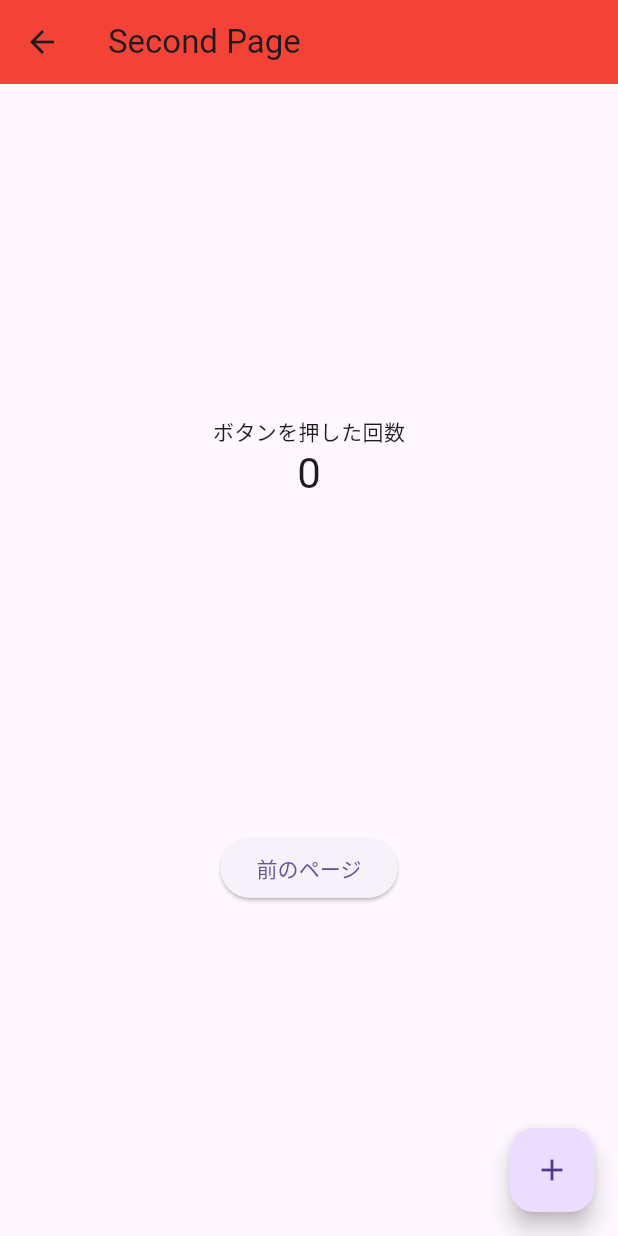
After one commit to chenzhizsqq/flutter3_helloWorld, a Flutter app: the RiverpodDiSample screen opened directly, after a tap on "次のページ", on a phone screen of 412 x 824 dp. The commit adds this screen. Run offline on Flutter 3.47's test engine with Material 3 defaults, Android fonts, the phone set to English and light mode, and no system bars; our stand-ins replace cloud_firestore, dio, firebase_auth, firebase_core, firebase_database, flutter_riverpod and 2 more; accounts and stored records are empty.

Commit message:
RiverpodDiSample - Riverpod 的整个 APP 的 DI

```diff
--- /dev/null
+++ b/lib/sample/FlutterRiverpodDir/RiverpodDiSample.dart
@@ -0,0 +1,99 @@
+import 'package:flutter/material.dart';
+import 'package:flutter_riverpod/flutter_riverpod.dart';
+
+final countProvider = StateProvider((ref) => 0);
+
+//Riverpod 的整个APP的DI
+class RiverpodDiSample extends ConsumerWidget {
+  const RiverpodDiSample({super.key});
+
+  @override
+  Widget build(BuildContext context, WidgetRef ref) {
+    return Scaffold(
+      appBar: AppBar(
+        backgroundColor: Colors.blue,
+        title: const Text('First Page'),
+      ),
+      body: Center(
+        child: Column(
+          mainAxisAlignment: MainAxisAlignment.spaceEvenly,
+          children: [
+            Column(
+              mainAxisAlignment: MainAxisAlignment.center,
+              children: <Widget>[
+                const Text(
+                  'ボタンを押した回数',
+                ),
+                Text(
+                  '${ref.watch(countProvider)}',
+                  style: Theme.of(context).textTheme.headline4,
+                ),
+              ],
+            ),
+            ElevatedButton(
+              onPressed: () {
+                Navigator.of(context).push<void>(
+                  MaterialPageRoute(
+                    builder: (context) => const MySecondPage(),
+                  ),
+                );
+              },
+              child: const Text('次のページ'),
+            )
+          ],
+        ),
+      ),
+      floatingActionButton: FloatingActionButton(
+        onPressed: () {
+          ref.read(countProvider.notifier).state++;
+        },
+        child: const Icon(Icons.add),
+      ),
+    );
+  }
+}
+
+class MySecondPage extends ConsumerWidget {
+  const MySecondPage({super.key});
+
+  @override
+  Widget build(BuildContext context, WidgetRef ref) {
+    return Scaffold(
+      appBar: AppBar(
+        backgroundColor: Colors.red,
+        title: const Text('Second Page'),
+      ),
+      body: Center(
+        child: Column(
+          mainAxisAlignment: MainAxisAlignment.spaceEvenly,
+          children: [
+            Column(
+              mainAxisAlignment: MainAxisAlignment.center,
+              children: <Widget>[
+                const Text(
+                  'ボタンを押した回数',
+                ),
+                Text(
+                  '${ref.watch(countProvider)}',
+                  style: Theme.of(context).textTheme.headline4,
+                ),
+              ],
+            ),
+            ElevatedButton(
+              onPressed: () {
+                Navigator.of(context).pop();
+              },
+              child: const Text('前のページ'),
+            )
+          ],
+        ),
+      ),
+      floatingActionButton: FloatingActionButton(
+        onPressed: () {
+          ref.read(countProvider.notifier).state++;
+        },
+        child: const Icon(Icons.add),
+      ),
+    );
+  }
+}
```
Also changed, not shown: lib/sample/FlutterRiverpodDir/RiverpodRefreshSample.dart (deleted, +0 -88 lines), lib/sample/FlutterRiverpodSample.dart (+3 -4 lines).
